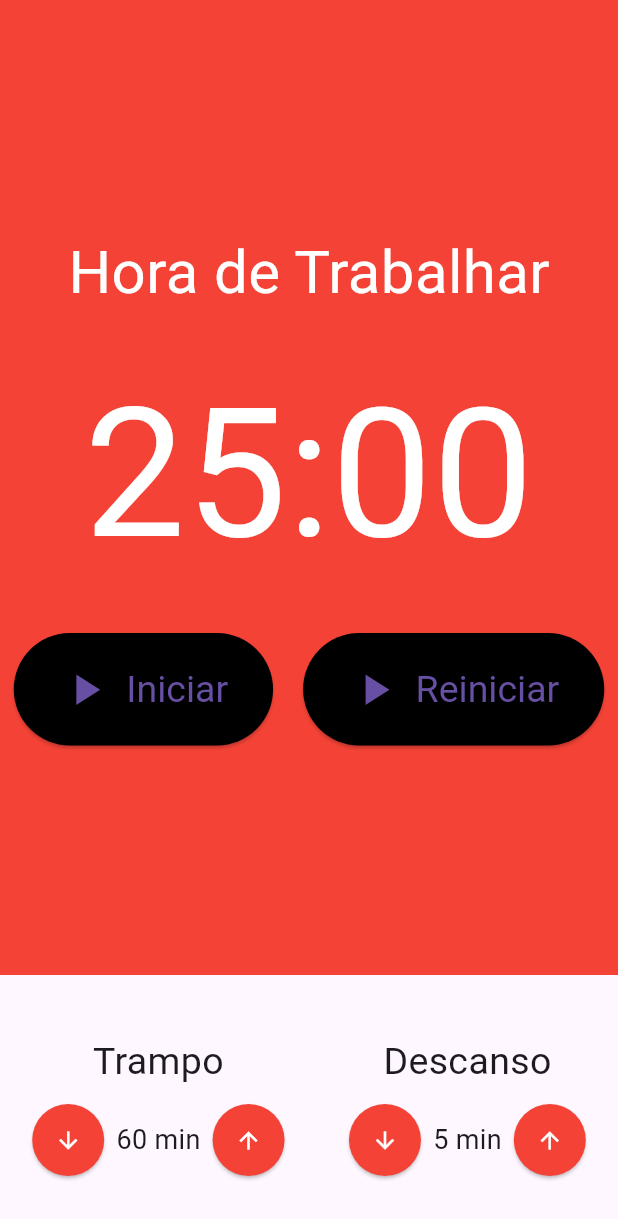
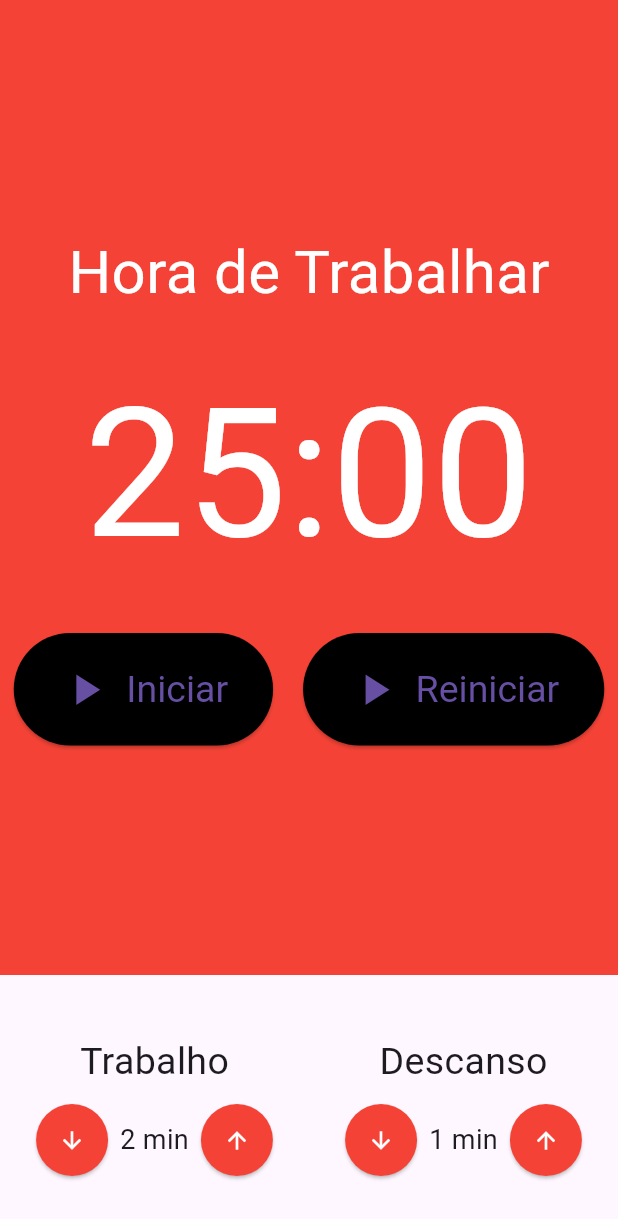
Before and after one commit to Souza83/pomodoro, a Flutter app: the screen it shows after launch, on a phone screen of 412 x 824 dp. Shown: the top 1219 px of the screen. Run offline on Flutter 3.47's test engine with Material 3 defaults, Android fonts, the phone set to English and light mode, and no system bars; our stand-ins replace mobx; generated files the repository leaves out were written again.

Commit message:
Pomodoro store #1.

```diff
--- a/lib/components/CronometroBotao.dart
+++ b/lib/components/CronometroBotao.dart
@@ -14,7 +14,7 @@ class CronometroBotao extends StatelessWidget {
   Widget build(BuildContext context) {
     return ElevatedButton(
       style: ElevatedButton.styleFrom(
-        primary: Colors.black,
+        backgroundColor: Colors.black,
         padding: const EdgeInsets.symmetric(
           horizontal: 30,
           vertical: 20,
@@ -33,7 +33,7 @@ class CronometroBotao extends StatelessWidget {
               size: 35,
             ),
           ),
-          Text(texto)
+          Text(texto),
         ],
       ),
     );
--- a/lib/components/EntradaTempo.dart
+++ b/lib/components/EntradaTempo.dart
@@ -18,7 +18,7 @@ class EntradaTempo extends StatelessWidget {
         Text(
           titulo,
           style: const TextStyle(
-            fontSize: 25
+            fontSize: 25,
           ),
         ),
         const SizedBox(height: 10),
@@ -27,14 +27,14 @@ class EntradaTempo extends StatelessWidget {
           children: [
             ElevatedButton(
               onPressed: () {},
-              child: Icon(
-                Icons.arrow_downward,
-                color: Colors.white,
-              ),
               style: ElevatedButton.styleFrom(
                 shape: const CircleBorder(),
                 padding: const EdgeInsets.all(15),
-                primary: Colors.red,
+                backgroundColor: Colors.red,
+              ),
+              child: const Icon(
+                Icons.arrow_downward,
+                color: Colors.white,
               ),
             ),
             Text(
@@ -45,18 +45,18 @@ class EntradaTempo extends StatelessWidget {
             ),
             ElevatedButton(
               onPressed: () {},
+              style: ElevatedButton.styleFrom(
+                shape: const CircleBorder(),
+                padding: const EdgeInsets.all(15),
+                backgroundColor: Colors.red,
+              ),
               child: const Icon(
                 Icons.arrow_upward,
                 color: Colors.white,
               ),
-              style: ElevatedButton.styleFrom(
-                shape: CircleBorder(),
-                padding: EdgeInsets.all(15),
-                primary: Colors.red,
-              ),
             ),
           ],
-        )
+        ),
       ],
     );
   }
--- a/lib/main.dart
+++ b/lib/main.dart
@@ -1,5 +1,7 @@
 import 'package:flutter/material.dart';
 import 'package:pomodoro/pages/Pomodoro.dart';
+import 'package:provider/provider.dart';
+import './store/pomodoro.store.dart';
 
 void main() {
   runApp(const MyApp());
@@ -10,12 +12,19 @@ class MyApp extends StatelessWidget {
 
   @override
   Widget build(BuildContext context) {
-    return MaterialApp(
-      title: 'Pomodoro',
-      theme: ThemeData(
-        primarySwatch: Colors.blue,
+    return MultiProvider(
+      providers: [
+        Provider<PomodoroStore>(
+          create: (_) => PomodoroStore(),
+        ),
+      ],
+      child: MaterialApp(
+        title: 'Flutter Demo',
+        theme: ThemeData(
+          primarySwatch: Colors.blue,
+        ),
+        home: const Pomodoro(),
       ),
-      home: const Pomodoro(),
     );
   }
 }
--- a/lib/pages/Pomodoro.dart
+++ b/lib/pages/Pomodoro.dart
@@ -1,32 +1,36 @@
 import 'package:flutter/material.dart';
 import 'package:pomodoro/components/Cronometro.dart';
 import 'package:pomodoro/components/EntradaTempo.dart';
+import 'package:provider/provider.dart';
+import '../store/pomodoro.store.dart';
 
 class Pomodoro extends StatelessWidget {
   const Pomodoro({super.key});
 
   @override
   Widget build(BuildContext context) {
-    return const Scaffold(
+    final store = Provider.of<PomodoroStore>(context);
+
+    return Scaffold(
       body: Column(
         crossAxisAlignment: CrossAxisAlignment.stretch,
         children: [
-          Expanded(
+          const Expanded(
             child: Cronometro(),
           ),
           Padding(
-            padding: EdgeInsets.symmetric(vertical: 40),
+            padding: const EdgeInsets.symmetric(vertical: 40),
             child: Row(
               mainAxisAlignment: MainAxisAlignment.spaceAround,
               children: [
                 EntradaTempo(
-                  titulo: 'Trampo',
-                  valor: 60,
+                  titulo: 'Trabalho',
+                  valor: store.tempoTrabalho,
                 ),
                 EntradaTempo(
                   titulo: 'Descanso',
-                  valor: 5,
-                )
+                  valor: store.tempoDescanso,
+                ),
               ],
             ),
           ),
--- a/lib/store/contador.store.dart
+++ b/lib/store/contador.store.dart
@@ -1,4 +1,3 @@
-
 import 'package:mobx/mobx.dart';
 
 part 'contador.store.g.dart';
@@ -7,11 +6,10 @@ class ContadorStore = _ContadorStore with _$ContadorStore;
 
 abstract class _ContadorStore with Store {
   @observable
-  int contador = 0;
+  int contador = 10000;
 
   @action
   void incrementar() {
     contador++;
   }
-
 }
```
Also changed, not shown: lib/store/pomodoro.store.dart (added, +33 -0 lines), lib/store/pomodoro.store.g.dart (added).
